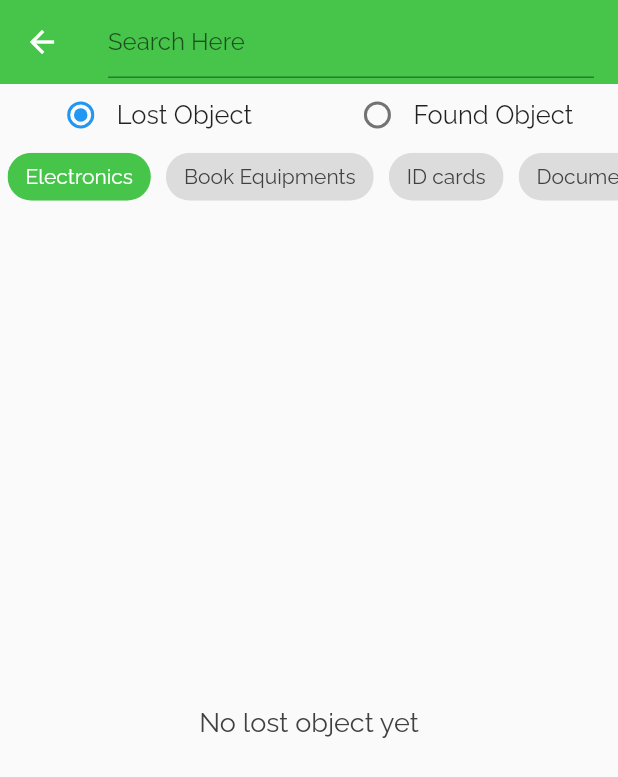
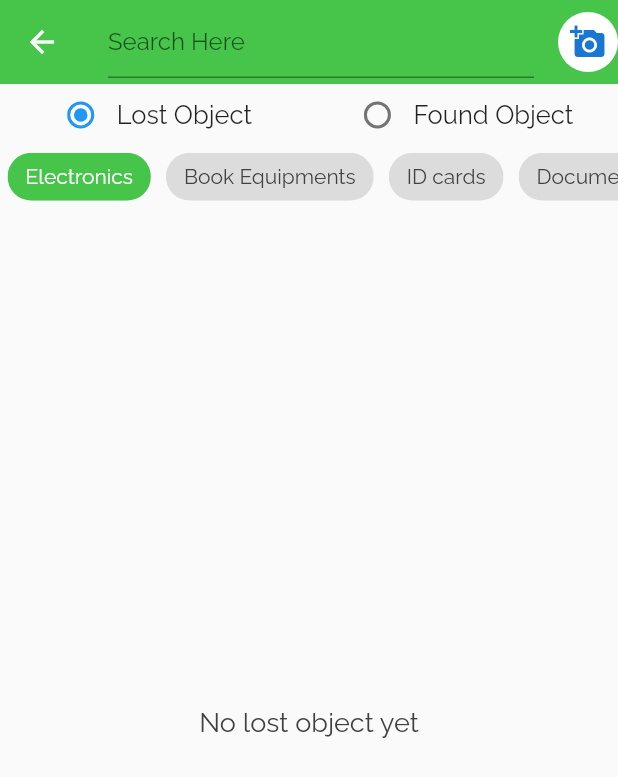
Before and after one commit to Stevenfellow/lost_and_found, a Flutter app: the SearchPage screen opened directly, on a phone screen of 412 x 824 dp. Shown: the top 777 px of the screen. Run offline on Flutter 3.47's test engine with Material 2 defaults, Android fonts, the phone set to English and light mode, and no system bars; our stand-ins replace animated_text_kit, bloc, cloud_firestore, firebase_auth, firebase_core, firebase_messaging and 6 more; accounts and stored records are empty.

Commit message:
few changes

```diff
--- a/lib/src/pages/search_page.dart
+++ b/lib/src/pages/search_page.dart
@@ -4,6 +4,7 @@ import 'dart:async';
 
 import 'package:cloud_firestore/cloud_firestore.dart';
 import 'package:flutter/material.dart';
+import 'package:image_picker/image_picker.dart';
 import 'package:lost_and_found/src/utils/app_colors.dart';
 import 'package:lost_and_found/src/widget/objet_widget.dart';
 
@@ -67,6 +68,18 @@ class _SearchPageState extends State<SearchPage>
         backgroundColor: AppColors.primary,
         centerTitle: true,
         elevation: 0,
+        actions: [
+          CircleAvatar(
+            backgroundColor: Colors.white,
+            child: IconButton(
+                onPressed: (() async {
+                  final ImagePicker _picker = ImagePicker();
+                  final XFile? img =
+                      await _picker.pickImage(source: ImageSource.gallery);
+                }),
+                icon: const Icon(Icons.add_a_photo)),
+          )
+        ],
         title: TextField(
           onChanged: (value) => setState(() {}),
           controller: _searchController,
```
